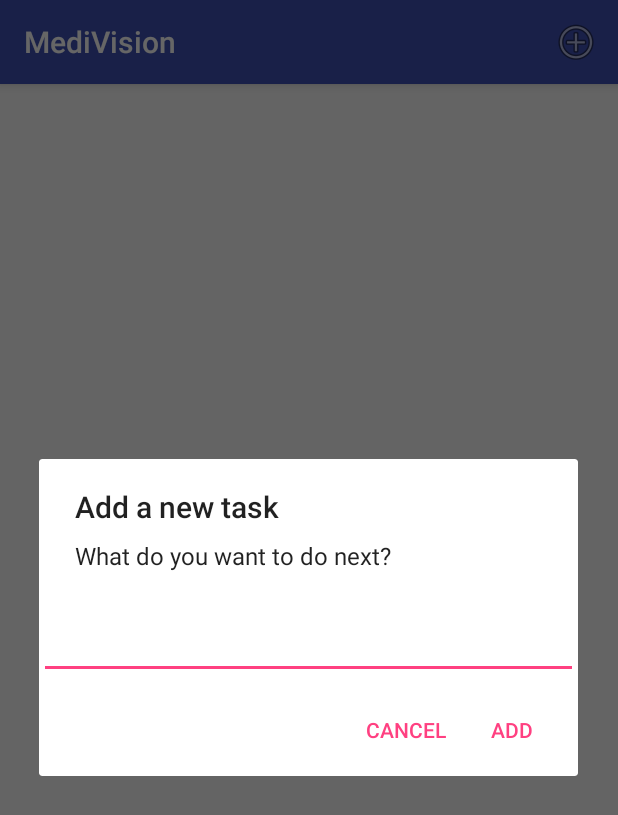
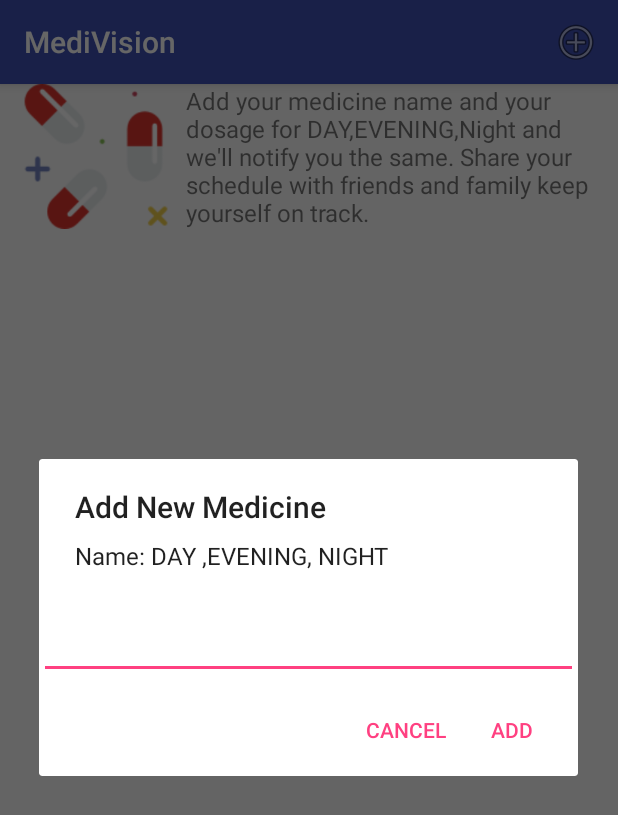
Before and after one commit to namrata131097/Medi-Vision, an Android app: the Reminder screen opened directly, with no data from a screen before it, after a tap on "Add Task", on a phone screen of 412 x 824 dp. Shown: the top 815 px of the screen. Run offline under Robolectric (Android 15) with nearby library versions, the phone set to English and light mode, and no system bars.

Commit message:
UI changes app

```diff
--- a/Android_App/MediVision/app/src/main/java/com/example/rishab/medivision/Reminder.java
+++ b/Android_App/MediVision/app/src/main/java/com/example/rishab/medivision/Reminder.java
@@ -90,8 +90,8 @@ public class Reminder extends AppCompatActivity {
                 //Log.d(TAG, "Add a new task");
                 final EditText taskEditText = new EditText(this);
                 AlertDialog dialog = new AlertDialog.Builder(this)
-                        .setTitle("Add a new task")
-                        .setMessage("What do you want to do next?")
+                        .setTitle("Add New Medicine")
+                        .setMessage("Name: DAY ,EVENING, NIGHT")
                         .setView(taskEditText)
                         .setPositiveButton("Add", new DialogInterface.OnClickListener() {
                             @Override
--- a/Android_App/MediVision/app/src/main/res/layout/activity_reminder.xml
+++ b/Android_App/MediVision/app/src/main/res/layout/activity_reminder.xml
@@ -1,5 +1,5 @@
 <?xml version="1.0" encoding="utf-8"?>
-<android.support.constraint.ConstraintLayout xmlns:android="http://schemas.android.com/apk/res/android"
+<RelativeLayout xmlns:android="http://schemas.android.com/apk/res/android"
     xmlns:app="http://schemas.android.com/apk/res-auto"
     xmlns:tools="http://schemas.android.com/tools"
     android:layout_width="match_parent"
@@ -9,7 +9,36 @@
     <ListView
         android:id="@+id/list_todo"
         android:layout_width="wrap_content"
-        android:layout_height="wrap_content" />
+        android:layout_height="wrap_content"
+        tools:layout_editor_absoluteY="84dp"
+        tools:layout_editor_absoluteX="0dp"
+        android:layout_below="@+id/textView7"
+        android:layout_alignParentLeft="true"
+        android:layout_alignParentStart="true" />
+
+    <TextView
+        android:id="@+id/textView7"
+        android:layout_width="368dp"
+        android:layout_height="wrap_content"
+        android:text="Add your medicine name and your dosage for DAY,EVENING,Night and we'll notify you the same. Share your schedule with friends and family keep yourself on track."
+        android:textSize="16sp"
+        tools:layout_editor_absoluteX="8dp"
+        tools:layout_editor_absoluteY="3dp"
+        android:layout_alignParentTop="true"
+        android:layout_alignParentLeft="true"
+        android:layout_alignParentStart="true"
+        android:layout_marginLeft="124dp"
+        android:layout_marginStart="124dp" />
+
+    <ImageView
+        android:id="@+id/imageView2"
+        android:layout_width="wrap_content"
+        android:layout_height="wrap_content"
+        app:srcCompat="@drawable/pills"
+        android:layout_alignParentTop="true"
+        android:layout_alignParentLeft="true"
+        android:layout_alignParentStart="true"
+        android:layout_above="@+id/list_todo" />
 
 
-</android.support.constraint.ConstraintLayout>
+</RelativeLayout>
--- a/Android_App/MediVision/app/src/main/res/layout/item_todo.xml
+++ b/Android_App/MediVision/app/src/main/res/layout/item_todo.xml
@@ -1,15 +1,16 @@
 <?xml version="1.0" encoding="utf-8"?>
 <RelativeLayout xmlns:android="http://schemas.android.com/apk/res/android"
+    xmlns:app="http://schemas.android.com/apk/res-auto"
     android:layout_width="match_parent"
     android:layout_height="match_parent"
     android:layout_gravity="center_vertical">
+
+
 
     <TextView
         android:id="@+id/task_title"
         android:layout_width="wrap_content"
         android:layout_height="wrap_content"
-        android:layout_alignParentLeft="true"
-        android:layout_alignParentStart="true"
         android:text="Hello"
         android:textSize="20sp" />
 
@@ -19,8 +20,8 @@
         android:layout_height="wrap_content"
         android:layout_alignParentEnd="true"
         android:layout_alignParentRight="true"
-        android:text="Done"
-        android:onClick="deleteTask"/>
+        android:onClick="deleteTask"
+        android:text="Taken" />
 
 
 </RelativeLayout>
```
